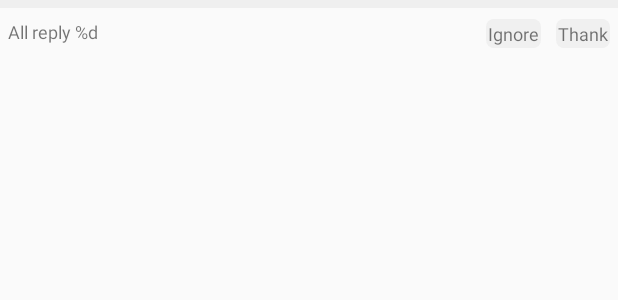
After one commit to goodlg/V2EX-Android, an Android app: the layout topic_option_button.xml on its own in the app's theme, with its tools: preview values and no code run, on a phone screen of 412 x 824 dp. The commit adds this screen. Shown: the top 300 px of the screen. Run offline under Robolectric (Android 15) with nearby library versions, the phone set to English and light mode, and no system bars.

Commit message:
refine some code
Signed-off-by: Niu Guangyuan <guangyuanx.niu@intel.com>

```diff
--- /dev/null
+++ b/app/src/main/res/drawable-nodpi/btn_background.xml
@@ -0,0 +1,10 @@
+<?xml version="1.0" encoding="utf-8"?>
+<shape xmlns:android="http://schemas.android.com/apk/res/android" android:shape="rectangle" >
+    <corners android:radius="5dp" />
+    <padding
+        android:left="10dp"
+        android:right="10dp"
+        android:bottom="3dp"
+        />
+    <solid android:color="@color/btn_background" />
+</shape>
--- /dev/null
+++ b/app/src/main/res/layout/topic_option_button.xml
@@ -0,0 +1,50 @@
+<?xml version="1.0" encoding="utf-8"?>
+<RelativeLayout
+    xmlns:android="http://schemas.android.com/apk/res/android"
+    android:layout_width="match_parent"
+    android:layout_height="wrap_content" >
+
+    <View
+        android:id="@+id/line4"
+        android:layout_width="match_parent"
+        android:layout_height="@dimen/separator2_height"
+        android:background="@color/colorLineBg_separator"
+        android:layout_marginBottom="7dp"/>
+
+    <TextView
+        android:id="@+id/all_reply"
+        android:layout_width="wrap_content"
+        android:layout_height="wrap_content"
+        android:layout_below="@+id/line4"
+        android:layout_marginLeft="5dp"
+        android:layout_alignParentLeft="true"
+        android:layout_alignParentStart="true"
+        android:text="@string/str_al_reply"
+        android:textSize="12sp" />
+
+    <TextView
+        android:id="@+id/ignore"
+        android:layout_width="wrap_content"
+        android:layout_height="wrap_content"
+        android:layout_below="@+id/line4"
+        android:layout_toStartOf="@+id/thank"
+        android:layout_toLeftOf="@+id/thank"
+        android:padding="1dp"
+        android:layout_marginRight="10dp"
+        android:background="@drawable/btn_background"
+        android:text="@string/str_option_ignore"
+        android:textSize="12sp"/>
+
+    <TextView
+        android:id="@+id/thank"
+        android:layout_width="wrap_content"
+        android:layout_height="wrap_content"
+        android:layout_below="@+id/line4"
+        android:padding="1dp"
+        android:layout_marginRight="5dp"
+        android:background="@drawable/btn_background"
+        android:layout_alignParentEnd="true"
+        android:layout_alignParentRight="true"
+        android:text="@string/str_option_thank"
+        android:textSize="12sp" />
+</RelativeLayout>
--- a/app/src/main/res/values/colors.xml
+++ b/app/src/main/res/values/colors.xml
@@ -28,4 +28,6 @@
 
     <color name="colorTopicViewLine">#CFCFCF</color>
     <color name="color_home_str">#FF465665</color>
+    <color name="colorLineBg_separator">#FFEFEFEF</color>
+    <color name="btn_background">#EEEFEFEF</color>
 </resources>
--- a/app/src/main/res/values/dimens.xml
+++ b/app/src/main/res/values/dimens.xml
@@ -19,4 +19,5 @@
     <dimen name="content_spacing">8dp</dimen>
     <dimen name="comment_avatar_size">48dp</dimen>
 
+    <dimen name="separator2_height">5dp</dimen>
 </resources>
--- a/app/src/main/res/values/strings.xml
+++ b/app/src/main/res/values/strings.xml
@@ -23,4 +23,7 @@
     <string name="str_click_rate">rate</string>
 
     <string name="title_postscript">Postscripts %d</string>
+    <string name="str_al_reply">All reply %d</string>
+    <string name="str_option_ignore">Ignore</string>
+    <string name="str_option_thank">Thank</string>
 </resources>
```
Also changed, not shown: app/src/main/java/test/demo/gyniu/v2ex/TopicViewAdapter.java (+9 -0 lines), app/src/main/res/layout/topic_list_item.xml (+16 -4 lines), app/src/main/res/layout/topic_view.xml (+1 -6 lines), app/src/main/res/layout/view_postscript.xml (+7 -7 lines), 1 other file.
